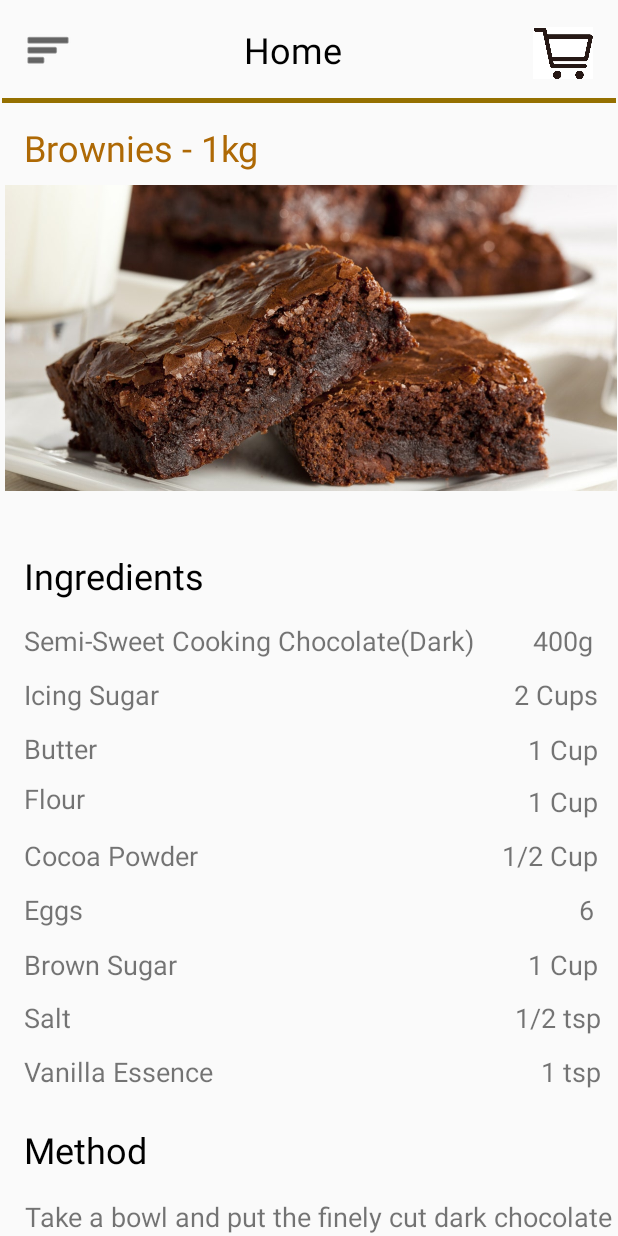
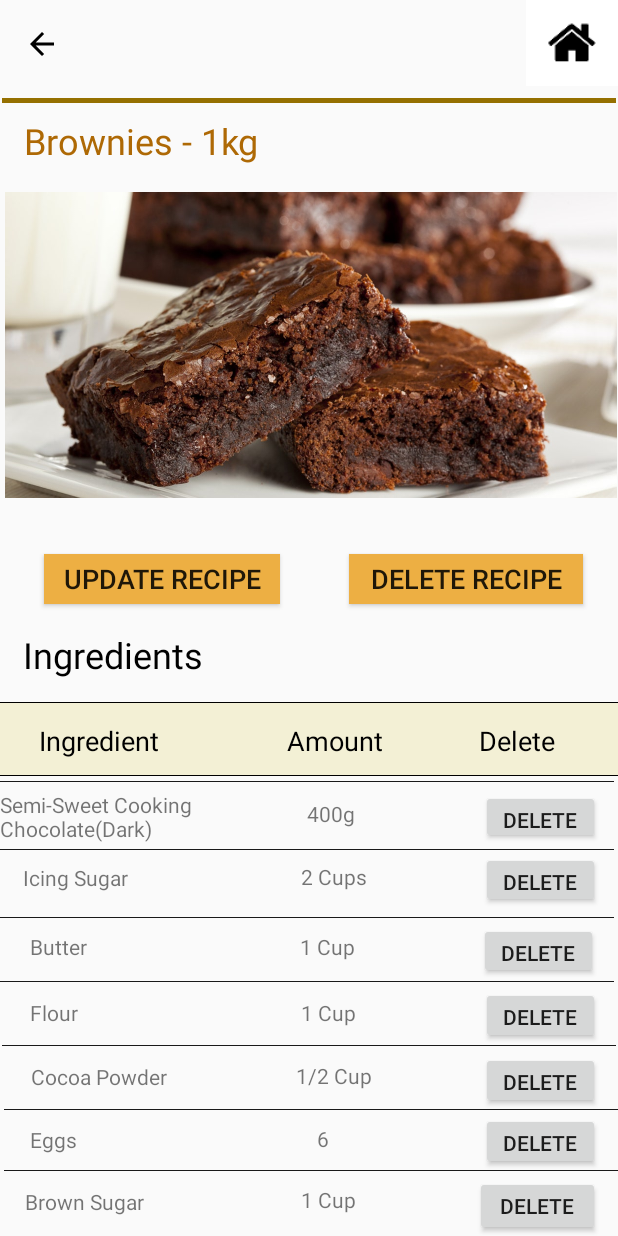
Before and after one commit to Minuli/Bon-Appetit, an Android app: the screen it shows after launch (FrontEndRecipe before the commit, ViewRecipeBackend after it), on a phone screen of 412 x 824 dp. Run offline under Robolectric (Android 15) with nearby library versions, the phone set to English and light mode, and no system bars.

Commit message:
Added the back-end view recipe page

```diff
--- /dev/null
+++ b/app/src/main/java/com/example/bon_apetit/ViewRecipeBackend.java
@@ -0,0 +1,14 @@
+package com.example.bon_apetit;
+
+import androidx.appcompat.app.AppCompatActivity;
+
+import android.os.Bundle;
+
+public class ViewRecipeBackend extends AppCompatActivity {
+
+    @Override
+    protected void onCreate(Bundle savedInstanceState) {
+        super.onCreate(savedInstanceState);
+        setContentView(R.layout.activity_view_recipe_backend);
+    }
+}
--- a/app/src/main/res/layout/activity_add_recipies.xml
+++ b/app/src/main/res/layout/activity_add_recipies.xml
@@ -291,7 +291,7 @@
         app:srcCompat="@drawable/box" />
 
     <Button
-        android:id="@+id/bAddRecipe"
+        android:id="@+id/updateRecipe"
         android:layout_width="146dp"
         android:layout_height="50dp"
         android:background="#EDAF43"
--- /dev/null
+++ b/app/src/main/res/layout/activity_view_recipe_backend.xml
@@ -0,0 +1,506 @@
+<?xml version="1.0" encoding="utf-8"?>
+<androidx.constraintlayout.widget.ConstraintLayout xmlns:android="http://schemas.android.com/apk/res/android"
+    xmlns:app="http://schemas.android.com/apk/res-auto"
+    xmlns:tools="http://schemas.android.com/tools"
+    android:layout_width="match_parent"
+    android:layout_height="match_parent"
+    tools:context=".ViewRecipeBackend">
+
+    <TextView
+        android:id="@+id/amount4"
+        android:layout_width="wrap_content"
+        android:layout_height="wrap_content"
+        android:text="1 Cup"
+        app:layout_constraintBottom_toBottomOf="parent"
+        app:layout_constraintEnd_toEndOf="parent"
+        app:layout_constraintHorizontal_bias="0.534"
+        app:layout_constraintStart_toStartOf="parent"
+        app:layout_constraintTop_toTopOf="parent"
+        app:layout_constraintVertical_bias="0.827" />
+
+    <TextView
+        android:id="@+id/amount13"
+        android:layout_width="wrap_content"
+        android:layout_height="wrap_content"
+        android:text="1 Cup"
+        app:layout_constraintBottom_toBottomOf="parent"
+        app:layout_constraintEnd_toEndOf="parent"
+        app:layout_constraintHorizontal_bias="0.534"
+        app:layout_constraintStart_toStartOf="parent"
+        app:layout_constraintTop_toTopOf="parent"
+        app:layout_constraintVertical_bias="0.982" />
+
+    <TextView
+        android:id="@+id/amount5"
+        android:layout_width="wrap_content"
+        android:layout_height="wrap_content"
+        android:text="1/2 Cup"
+        app:layout_constraintBottom_toBottomOf="parent"
+        app:layout_constraintEnd_toEndOf="parent"
+        app:layout_constraintHorizontal_bias="0.547"
+        app:layout_constraintStart_toStartOf="parent"
+        app:layout_constraintTop_toTopOf="parent"
+        app:layout_constraintVertical_bias="0.879" />
+
+    <TextView
+        android:id="@+id/amount6"
+        android:layout_width="wrap_content"
+        android:layout_height="wrap_content"
+        android:text="6"
+        app:layout_constraintBottom_toBottomOf="parent"
+        app:layout_constraintEnd_toEndOf="parent"
+        app:layout_constraintHorizontal_bias="0.523"
+        app:layout_constraintStart_toStartOf="parent"
+        app:layout_constraintTop_toTopOf="parent"
+        app:layout_constraintVertical_bias="0.931" />
+
+    <TextView
+        android:id="@+id/sugar"
+        android:layout_width="86dp"
+        android:layout_height="30dp"
+        android:text="@string/sugar"
+        app:layout_constraintBottom_toBottomOf="parent"
+        app:layout_constraintEnd_toEndOf="parent"
+        app:layout_constraintHorizontal_bias="0.052"
+        app:layout_constraintStart_toStartOf="parent"
+        app:layout_constraintTop_toTopOf="parent"
+        app:layout_constraintVertical_bias="0.997" />
+
+    <ImageView
+        android:id="@+id/arrow"
+        android:layout_width="wrap_content"
+        android:layout_height="wrap_content"
+        app:layout_constraintBottom_toBottomOf="parent"
+        app:layout_constraintEnd_toEndOf="parent"
+        app:layout_constraintHorizontal_bias="0.041"
+        app:layout_constraintStart_toStartOf="parent"
+        app:layout_constraintTop_toTopOf="parent"
+        app:layout_constraintVertical_bias="0.022"
+        app:srcCompat="?attr/actionModeCloseDrawable"
+        app:tint="#000000" />
+
+    <ImageView
+        android:id="@+id/home"
+        android:layout_width="61dp"
+        android:layout_height="57dp"
+        android:background="#FFFFFF"
+        app:layout_constraintBottom_toBottomOf="parent"
+        app:layout_constraintEnd_toEndOf="parent"
+        app:layout_constraintHorizontal_bias="1.0"
+        app:layout_constraintStart_toStartOf="parent"
+        app:layout_constraintTop_toTopOf="parent"
+        app:layout_constraintVertical_bias="0.0"
+        app:srcCompat="@drawable/home" />
+
+    <View
+        android:id="@+id/line"
+        android:layout_width="409dp"
+        android:layout_height="3dp"
+        android:background="#957000"
+        app:layout_constraintBottom_toBottomOf="parent"
+        app:layout_constraintEnd_toEndOf="parent"
+        app:layout_constraintStart_toStartOf="parent"
+        app:layout_constraintTop_toTopOf="parent"
+        app:layout_constraintVertical_bias="0.08" />
+
+    <TextView
+        android:id="@+id/brownies1kg"
+        android:layout_width="wrap_content"
+        android:layout_height="wrap_content"
+        android:text="@string/brownie1kg"
+        android:textColor="#AE6905"
+        android:textSize="24sp"
+        app:layout_constraintBottom_toBottomOf="parent"
+        app:layout_constraintEnd_toEndOf="parent"
+        app:layout_constraintHorizontal_bias="0.062"
+        app:layout_constraintStart_toStartOf="parent"
+        app:layout_constraintTop_toTopOf="parent"
+        app:layout_constraintVertical_bias="0.098" />
+
+    <ImageView
+        android:id="@+id/brownies"
+        android:layout_width="410dp"
+        android:layout_height="204dp"
+        app:layout_constraintBottom_toBottomOf="parent"
+        app:layout_constraintEnd_toEndOf="parent"
+        app:layout_constraintHorizontal_bias="1.0"
+        app:layout_constraintStart_toStartOf="parent"
+        app:layout_constraintTop_toTopOf="parent"
+        app:layout_constraintVertical_bias="0.206"
+        app:srcCompat="@drawable/browniefirst" />
+
+    <TextView
+        android:id="@+id/Ingredient"
+        android:layout_width="wrap_content"
+        android:layout_height="wrap_content"
+        android:text="@string/ingredients"
+        android:textColor="#000000"
+        android:textSize="24sp"
+        app:layout_constraintBottom_toBottomOf="parent"
+        app:layout_constraintEnd_toEndOf="parent"
+        app:layout_constraintHorizontal_bias="0.052"
+        app:layout_constraintStart_toStartOf="parent"
+        app:layout_constraintTop_toTopOf="parent"
+        app:layout_constraintVertical_bias="0.531" />
+
+    <ImageView
+        android:id="@+id/tableheader1"
+        android:layout_width="413dp"
+        android:layout_height="49dp"
+        android:background="#000000"
+        app:layout_constraintBottom_toBottomOf="parent"
+        app:layout_constraintEnd_toEndOf="parent"
+        app:layout_constraintHorizontal_bias="0.0"
+        app:layout_constraintStart_toStartOf="parent"
+        app:layout_constraintTop_toTopOf="parent"
+        app:layout_constraintVertical_bias="0.604"
+        app:srcCompat="@drawable/textbox"
+        app:tint="#F3F0D5" />
+
+    <View
+        android:id="@+id/horizontal1"
+        android:layout_width="409dp"
+        android:layout_height="2dp"
+        android:background="?android:attr/panelFullBackground"
+        app:layout_constraintBottom_toBottomOf="parent"
+        app:layout_constraintEnd_toEndOf="parent"
+        app:layout_constraintHorizontal_bias="0.0"
+        app:layout_constraintStart_toStartOf="parent"
+        app:layout_constraintTop_toTopOf="parent"
+        app:layout_constraintVertical_bias="0.632" />
+
+    <View
+        android:id="@+id/horizontal2"
+        android:layout_width="409dp"
+        android:layout_height="2dp"
+        android:background="?android:attr/panelFullBackground"
+        app:layout_constraintBottom_toBottomOf="parent"
+        app:layout_constraintEnd_toEndOf="parent"
+        app:layout_constraintHorizontal_bias="0.0"
+        app:layout_constraintStart_toStartOf="parent"
+        app:layout_constraintTop_toTopOf="parent"
+        app:layout_constraintVertical_bias="0.687" />
+
+    <View
+        android:id="@+id/horizontal3"
+        android:layout_width="409dp"
+        android:layout_height="2dp"
+        android:background="?android:attr/panelFullBackground"
+        app:layout_constraintBottom_toBottomOf="parent"
+        app:layout_constraintEnd_toEndOf="parent"
+        app:layout_constraintHorizontal_bias="0.0"
+        app:layout_constraintStart_toStartOf="parent"
+        app:layout_constraintTop_toTopOf="parent"
+        app:layout_constraintVertical_bias="0.742" />
+
+    <View
+        android:id="@+id/horizontal4"
+        android:layout_width="409dp"
+        android:layout_height="2dp"
+        android:background="?android:attr/panelFullBackground"
+        app:layout_constraintBottom_toBottomOf="parent"
+        app:layout_constraintEnd_toEndOf="parent"
+        app:layout_constraintHorizontal_bias="0.0"
+        app:layout_constraintStart_toStartOf="parent"
+        app:layout_constraintTop_toTopOf="parent"
+        app:layout_constraintVertical_bias="0.794" />
+
+    <View
+        android:id="@+id/horizontal5"
+        android:layout_width="409dp"
+        android:layout_height="2dp"
+        android:background="?android:attr/panelFullBackground"
+        app:layout_constraintBottom_toBottomOf="parent"
+        app:layout_constraintEnd_toEndOf="parent"
+        app:layout_constraintStart_toStartOf="parent"
+        app:layout_constraintTop_toTopOf="parent"
+        app:layout_constraintVertical_bias="0.846" />
+
+    <View
+        android:id="@+id/horizontal6"
+        android:layout_width="409dp"
+        android:layout_height="2dp"
+        android:background="?android:attr/panelFullBackground"
+        app:layout_constraintBottom_toBottomOf="parent"
+        app:layout_constraintEnd_toEndOf="parent"
+        app:layout_constraintHorizontal_bias="1.0"
+        app:layout_constraintStart_toStartOf="parent"
+        app:layout_constraintTop_toTopOf="parent"
+        app:layout_constraintVertical_bias="0.898" />
+
+    <View
+        android:id="@+id/horizontal7"
+        android:layout_width="409dp"
+        android:layout_height="2dp"
+        android:background="?android:attr/panelFullBackground"
+        app:layout_constraintBottom_toBottomOf="parent"
+        app:layout_constraintEnd_toEndOf="parent"
+        app:layout_constraintHorizontal_bias="1.0"
+        app:layout_constraintStart_toStartOf="parent"
+        app:layout_constraintTop_toTopOf="parent"
+        app:layout_constraintVertical_bias="0.947" />
+
+    <TextView
+        android:id="@+id/ingredient"
+        android:layout_width="wrap_content"
+        android:layout_height="wrap_content"
+        android:text="@string/ingredient"
+        android:textColor="#000000"
+        android:textSize="18sp"
+        app:layout_constraintBottom_toBottomOf="parent"
+        app:layout_constraintEnd_toEndOf="@+id/tableheader1"
+        app:layout_constraintHorizontal_bias="0.077"
+        app:layout_constraintStart_toStartOf="@+id/tableheader1"
+        app:layout_constraintTop_toTopOf="parent"
+        app:layout_constraintVertical_bias="0.602" />
+
+    <TextView
+        android:id="@+id/amount"
+        android:layout_width="wrap_content"
+        android:layout_height="wrap_content"
+        android:text="@string/amount"
+        android:textColor="#000000"
+        android:textSize="18sp"
+        app:layout_constraintBottom_toBottomOf="parent"
+        app:layout_constraintEnd_toEndOf="parent"
+        app:layout_constraintHorizontal_bias="0.55"
+        app:layout_constraintStart_toStartOf="parent"
+        app:layout_constraintTop_toTopOf="parent"
+        app:layout_constraintVertical_bias="0.602" />
+
+    <TextView
+        android:id="@+id/delete"
+        android:layout_width="wrap_content"
+        android:layout_height="wrap_content"
+        android:text="@string/delete"
+        android:textColor="#000000"
+        android:textSize="18sp"
+        app:layout_constraintBottom_toBottomOf="parent"
+        app:layout_constraintEnd_toEndOf="parent"
+        app:layout_constraintHorizontal_bias="0.883"
+        app:layout_constraintStart_toStartOf="parent"
+        app:layout_constraintTop_toTopOf="parent"
+        app:layout_constraintVertical_bias="0.602" />
+
+    <TextView
+        android:id="@+id/textVichocolateew10"
+        android:layout_width="147dp"
+        android:layout_height="36dp"
+        android:text="@string/chocolate"
+        app:layout_constraintBottom_toBottomOf="parent"
+        app:layout_constraintEnd_toEndOf="parent"
+        app:layout_constraintHorizontal_bias="0.0"
+        app:layout_constraintStart_toStartOf="parent"
+        app:layout_constraintTop_toTopOf="parent"
+        app:layout_constraintVertical_bias="0.668" />
+
+    <TextView
+        android:id="@+id/amount1"
+        android:layout_width="wrap_content"
+        android:layout_height="wrap_content"
+        android:text="400g"
+        app:layout_constraintBottom_toBottomOf="parent"
+        app:layout_constraintEnd_toEndOf="parent"
+        app:layout_constraintHorizontal_bias="0.538"
+        app:layout_constraintStart_toStartOf="parent"
+        app:layout_constraintTop_toTopOf="parent"
+        app:layout_constraintVertical_bias="0.662" />
+
+    <Button
+        android:id="@+id/delete7"
+        android:layout_width="83dp"
+        android:layout_height="40dp"
+        android:text="@string/delete"
+        app:layout_constraintBottom_toBottomOf="parent"
+        app:layout_constraintEnd_toEndOf="parent"
+        app:layout_constraintHorizontal_bias="0.963"
+        app:layout_constraintStart_toStartOf="parent"
+        app:layout_constraintTop_toTopOf="parent"
+        app:layout_constraintVertical_bias="1.0" />
+
+    <Button
+        android:id="@+id/delete2"
+        android:layout_width="79dp"
+        android:layout_height="36dp"
+        android:text="@string/delete"
+        app:layout_constraintBottom_toBottomOf="parent"
+        app:layout_constraintEnd_toEndOf="parent"
+        app:layout_constraintHorizontal_bias="0.963"
+        app:layout_constraintStart_toStartOf="parent"
+        app:layout_constraintTop_toTopOf="parent"
+        app:layout_constraintVertical_bias="0.668" />
+
+    <Button
+        android:id="@+id/delete3"
+        android:layout_width="79dp"
+        android:layout_height="37dp"
+        android:text="@string/delete"
+        app:layout_constraintBottom_toBottomOf="parent"
+        app:layout_constraintEnd_toEndOf="parent"
+        app:layout_constraintHorizontal_bias="0.963"
+        app:layout_constraintStart_toStartOf="parent"
+        app:layout_constraintTop_toTopOf="parent"
+        app:layout_constraintVertical_bias="0.722" />
+
+    <Button
+        android:id="@+id/delete4"
+        android:layout_width="79dp"
+        android:layout_height="37dp"
+        android:text="@string/delete"
+        app:layout_constraintBottom_toBottomOf="parent"
+        app:layout_constraintEnd_toEndOf="parent"
+        app:layout_constraintHorizontal_bias="0.96"
+        app:layout_constraintStart_toStartOf="parent"
+        app:layout_constraintTop_toTopOf="parent"
+        app:layout_constraintVertical_bias="0.782" />
+
+    <Button
+        android:id="@+id/delete5"
+        android:layout_width="79dp"
+        android:layout_height="38dp"
+        android:text="@string/delete"
+        app:layout_constraintBottom_toBottomOf="parent"
+        app:layout_constraintEnd_toEndOf="parent"
+        app:layout_constraintHorizontal_bias="0.963"
+        app:layout_constraintStart_toStartOf="parent"
+        app:layout_constraintTop_toTopOf="parent"
+        app:layout_constraintVertical_bias="0.837" />
+
+    <Button
+        android:id="@+id/delete6"
+        android:layout_width="79dp"
+        android:layout_height="38dp"
+        android:text="@string/delete"
+        app:layout_constraintBottom_toBottomOf="parent"
+        app:layout_constraintEnd_toEndOf="parent"
+        app:layout_constraintHorizontal_bias="0.963"
+        app:layout_constraintStart_toStartOf="parent"
+        app:layout_constraintTop_toTopOf="parent"
+        app:layout_constraintVertical_bias="0.892" />
+
+    <Button
+        android:id="@+id/delete8"
+        android:layout_width="79dp"
+        android:layout_height="38dp"
+        android:text="@string/delete"
+        app:layout_constraintBottom_toBottomOf="parent"
+        app:layout_constraintEnd_toEndOf="parent"
+        app:layout_constraintHorizontal_bias="0.963"
+        app:layout_constraintStart_toStartOf="parent"
+        app:layout_constraintTop_toTopOf="parent"
+        app:layout_constraintVertical_bias="0.944" />
+
+    <TextView
+        android:id="@+id/icingsugar"
+        android:layout_width="wrap_content"
+        android:layout_height="wrap_content"
+        android:text="@string/icingSugar"
+        app:layout_constraintBottom_toBottomOf="parent"
+        app:layout_constraintEnd_toEndOf="parent"
+        app:layout_constraintHorizontal_bias="0.044"
+        app:layout_constraintStart_toStartOf="parent"
+        app:layout_constraintTop_toTopOf="parent"
+        app:layout_constraintVertical_bias="0.715" />
+
+    <Button
+        android:id="@+id/updateRecipe"
+        android:layout_width="157dp"
+        android:layout_height="33dp"
+        android:background="#EDAF43"
+        android:text="@string/updateRecipe"
+        android:textSize="18sp"
+        app:layout_constraintBottom_toBottomOf="parent"
+        app:layout_constraintEnd_toEndOf="parent"
+        app:layout_constraintHorizontal_bias="0.114"
+        app:layout_constraintStart_toStartOf="parent"
+        app:layout_constraintTop_toTopOf="parent"
+        app:layout_constraintVertical_bias="0.467" />
+
+    <Button
+        android:id="@+id/deleteRecipe"
+        android:layout_width="156dp"
+        android:layout_height="33dp"
+        android:background="#EDAF43"
+        android:text="@string/deleteRecipe"
+        android:textSize="18sp"
+        app:layout_constraintBottom_toBottomOf="parent"
+        app:layout_constraintEnd_toEndOf="parent"
+        app:layout_constraintHorizontal_bias="0.91"
+        app:layout_constraintStart_toStartOf="parent"
+        app:layout_constraintTop_toTopOf="parent"
+        app:layout_constraintVertical_bias="0.467" />
+
+    <TextView
+        android:id="@+id/butter"
+        android:layout_width="wrap_content"
+        android:layout_height="wrap_content"
+        android:text="@string/butter"
+        app:layout_constraintBottom_toBottomOf="parent"
+        app:layout_constraintEnd_toEndOf="parent"
+        app:layout_constraintHorizontal_bias="0.054"
+        app:layout_constraintStart_toStartOf="parent"
+        app:layout_constraintTop_toTopOf="parent"
+        app:layout_constraintVertical_bias="0.772" />
+
+    <TextView
+        android:id="@+id/flour"
+        android:layout_width="wrap_content"
+        android:layout_height="wrap_content"
+        android:text="@string/flour"
+        app:layout_constraintBottom_toBottomOf="parent"
+        app:layout_constraintEnd_toEndOf="parent"
+        app:layout_constraintHorizontal_bias="0.053"
+        app:layout_constraintStart_toStartOf="parent"
+        app:layout_constraintTop_toTopOf="parent"
+        app:layout_constraintVertical_bias="0.827" />
+
+    <TextView
+        android:id="@+id/cocoaPowder"
+        android:layout_width="wrap_content"
+        android:layout_height="wrap_content"
+        android:text="@string/cocoapowder"
+        app:layout_constraintBottom_toBottomOf="parent"
+        app:layout_constraintEnd_toEndOf="parent"
+        app:layout_constraintHorizontal_bias="0.064"
+        app:layout_constraintStart_toStartOf="parent"
+        app:layout_constraintTop_toTopOf="parent"
+        app:layout_constraintVertical_bias="0.88" />
+
+    <TextView
+        android:id="@+id/eggs"
+        android:layout_width="wrap_content"
+        android:layout_height="wrap_content"
+        android:text="@string/eggs"
+        app:layout_constraintBottom_toBottomOf="parent"
+        app:layout_constraintEnd_toEndOf="parent"
+        app:layout_constraintHorizontal_bias="0.053"
+        app:layout_constraintStart_toStartOf="parent"
+        app:layout_constraintTop_toTopOf="parent"
+        app:layout_constraintVertical_bias="0.932" />
+
+    <TextView
+        android:id="@+id/amount2"
+        android:layout_width="wrap_content"
+        android:layout_height="wrap_content"
+        android:text="2 Cups"
+        app:layout_constraintBottom_toBottomOf="parent"
+        app:layout_constraintEnd_toEndOf="parent"
+        app:layout_constraintHorizontal_bias="0.545"
+        app:layout_constraintStart_toStartOf="parent"
+        app:layout_constraintTop_toTopOf="parent"
+        app:layout_constraintVertical_bias="0.714" />
+
+    <TextView
+        android:id="@+id/amount3"
+        android:layout_width="wrap_content"
+        android:layout_height="wrap_content"
+        android:text="1 Cup"
+        app:layout_constraintBottom_toBottomOf="parent"
+        app:layout_constraintEnd_toEndOf="parent"
+        app:layout_constraintHorizontal_bias="0.532"
+        app:layout_constraintStart_toStartOf="parent"
+        app:layout_constraintTop_toTopOf="parent"
+        app:layout_constraintVertical_bias="0.772" />
+
+
+</androidx.constraintlayout.widget.ConstraintLayout>
--- a/app/src/main/res/values/strings.xml
+++ b/app/src/main/res/values/strings.xml
@@ -49,4 +49,7 @@
     <string name="sugar">Brown Sugar</string>
     <string name="salt">Salt</string>
     <string name="vanilla">Vanilla Essence</string>
+    <string name="delete">Delete</string>
+    <string name="updateRecipe">Update Recipe</string>
+    <string name="deleteRecipe">Delete Recipe</string>
 </resources>
```
Also changed, not shown: app/src/main/AndroidManifest.xml (+7 -13 lines).
